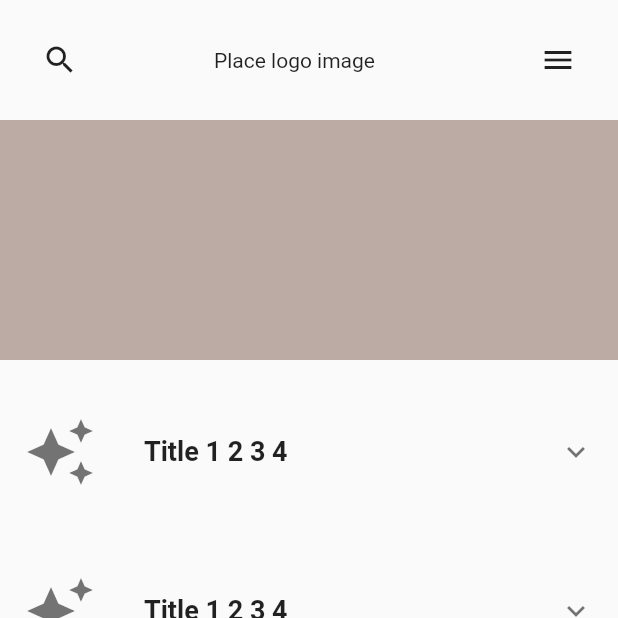
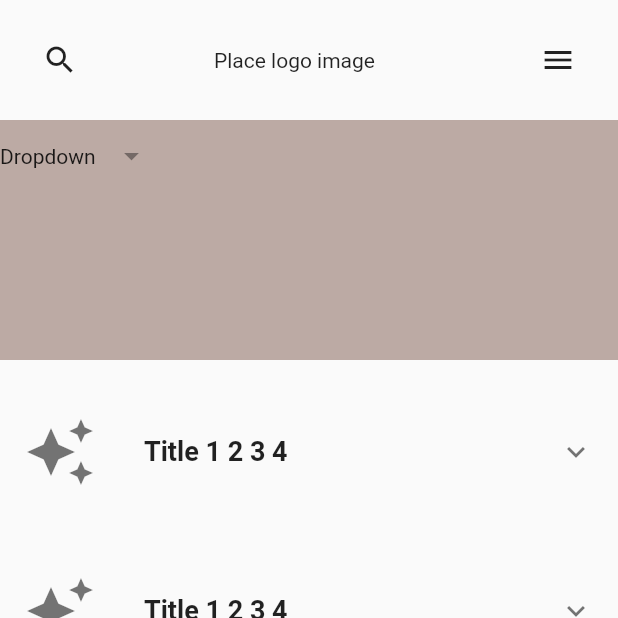
Before and after one commit to JAICHANGPARK/flutter_notebook_8th_story, a Flutter app: the screen it shows after launch, on a phone screen of 412 x 824 dp, the top half of it. Run offline on Flutter 3.47's test engine with Material 2 defaults, Android fonts, the phone set to English and light mode, and no system bars; our stand-ins replace badges, flutter_hooks, google_fonts, hooks_riverpod, state_notifier.

Commit message:
Update dental_service_app.dart

```diff
--- a/lib/ep578_dental_service/dental_service_app.dart
+++ b/lib/ep578_dental_service/dental_service_app.dart
@@ -56,7 +56,8 @@ class _DentalMainPageState extends State<DentalMainPage> {
                   children: [
                     Row(
                       children: [
-
+                        Text("Dropdown"),
+                        IconButton(icon: Icon(Icons.arrow_drop_down), onPressed: null)
                       ],
                     )
                   ],
```
